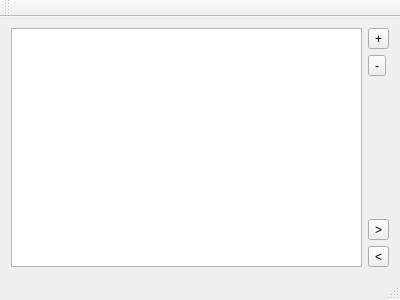
First picture: the form in MainWindow.ui, repository hheld/TimeLogger, before the edit.
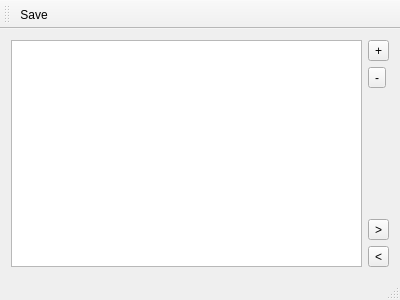
Second picture: the form after the edit. Custom widgets are drawn as their Qt base class.

Diff of the .ui file:
```diff
--- a/MainWindow.ui
+++ b/MainWindow.ui
@@ -91,8 +91,17 @@
    <attribute name="toolBarBreak">
     <bool>false</bool>
    </attribute>
+   <addaction name="actionSave"/>
   </widget>
   <widget class="QStatusBar" name="statusBar"/>
+  <action name="actionSave">
+   <property name="text">
+    <string>Save ...</string>
+   </property>
+   <property name="toolTip">
+    <string>Save projects to XML file</string>
+   </property>
+  </action>
  </widget>
  <layoutdefault spacing="6" margin="11"/>
  <customwidgets>
```
